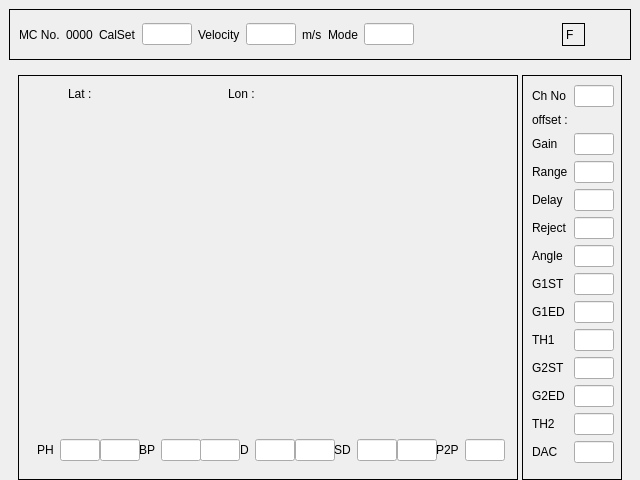
parashyd/WeldTester, file testscreen.ui: the form before one commit.
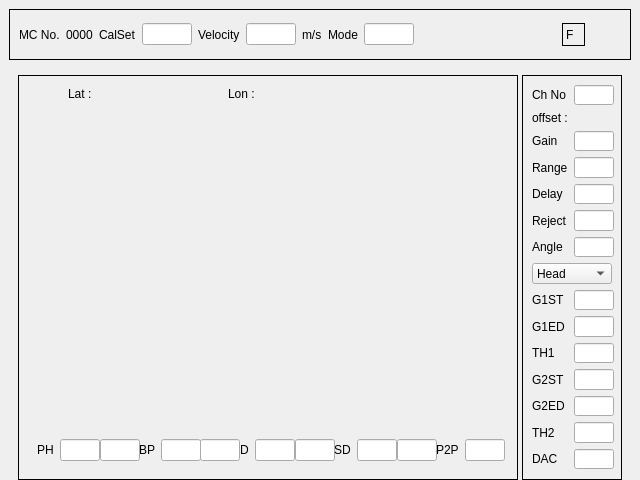
The form after the commit. Icons and pictures are not drawn. Custom widgets are drawn as their Qt base class.

Commit message: Added Rail part ui in testscreen

What changed in the file:
```diff
--- a/testscreen.ui
+++ b/testscreen.ui
@@ -806,14 +806,14 @@
             </property>
            </widget>
           </item>
-          <item row="7" column="0">
+          <item row="8" column="0">
            <widget class="QLabel" name="label_G1ST">
             <property name="text">
              <string>G1ST</string>
             </property>
            </widget>
           </item>
-          <item row="7" column="1">
+          <item row="8" column="1">
            <widget class="QLineEdit" name="lineEdit_G1ST">
             <property name="sizePolicy">
              <sizepolicy hsizetype="Minimum" vsizetype="Fixed">
@@ -829,14 +829,14 @@
             </property>
            </widget>
           </item>
-          <item row="8" column="0">
+          <item row="9" column="0">
            <widget class="QLabel" name="label_G1ED">
             <property name="text">
              <string>G1ED</string>
             </property>
            </widget>
           </item>
-          <item row="8" column="1">
+          <item row="9" column="1">
            <widget class="QLineEdit" name="lineEdit_G1ED">
             <property name="sizePolicy">
              <sizepolicy hsizetype="Minimum" vsizetype="Fixed">
@@ -852,14 +852,14 @@
             </property>
            </widget>
           </item>
-          <item row="9" column="0">
+          <item row="10" column="0">
            <widget class="QLabel" name="label_TH1">
             <property name="text">
              <string>TH1</string>
             </property>
            </widget>
           </item>
-          <item row="9" column="1">
+          <item row="10" column="1">
            <widget class="QLineEdit" name="lineEdit_TH1">
             <property name="sizePolicy">
              <sizepolicy hsizetype="Minimum" vsizetype="Fixed">
@@ -875,14 +875,14 @@
             </property>
            </widget>
           </item>
-          <item row="10" column="0">
+          <item row="11" column="0">
            <widget class="QLabel" name="label_G2ST">
             <property name="text">
              <string>G2ST</string>
             </property>
            </widget>
           </item>
-          <item row="10" column="1">
+          <item row="11" column="1">
            <widget class="QLineEdit" name="lineEdit_G2ST">
             <property name="sizePolicy">
              <sizepolicy hsizetype="Expanding" vsizetype="Minimum">
@@ -898,14 +898,14 @@
             </property>
            </widget>
           </item>
-          <item row="11" column="0">
+          <item row="12" column="0">
            <widget class="QLabel" name="label_G2ED">
             <property name="text">
              <string>G2ED</string>
             </property>
            </widget>
           </item>
-          <item row="11" column="1">
+          <item row="12" column="1">
            <widget class="QLineEdit" name="lineEdit_G2ED">
             <property name="sizePolicy">
              <sizepolicy hsizetype="Minimum" vsizetype="Fixed">
@@ -921,14 +921,14 @@
             </property>
            </widget>
           </item>
-          <item row="12" column="0">
+          <item row="13" column="0">
            <widget class="QLabel" name="label_TH2">
             <property name="text">
              <string>TH2</string>
             </property>
            </widget>
           </item>
-          <item row="12" column="1">
+          <item row="13" column="1">
            <widget class="QLineEdit" name="lineEdit_TH2">
             <property name="sizePolicy">
              <sizepolicy hsizetype="Minimum" vsizetype="Fixed">
@@ -944,14 +944,14 @@
             </property>
            </widget>
           </item>
-          <item row="14" column="0">
+          <item row="15" column="0">
            <widget class="QLabel" name="label_DAC">
             <property name="text">
              <string>DAC</string>
             </property>
            </widget>
           </item>
-          <item row="14" column="1">
+          <item row="15" column="1">
            <widget class="QLineEdit" name="lineEdit_CP">
             <property name="sizePolicy">
              <sizepolicy hsizetype="Minimum" vsizetype="Fixed">
@@ -967,6 +967,25 @@
             </property>
            </widget>
           </item>
+          <item row="7" column="0" colspan="2">
+           <widget class="QComboBox" name="comboBox_pos">
+            <item>
+             <property name="text">
+              <string>Head</string>
+             </property>
+            </item>
+            <item>
+             <property name="text">
+              <string>Web</string>
+             </property>
+            </item>
+            <item>
+             <property name="text">
+              <string>Flange</string>
+             </property>
+            </item>
+           </widget>
+          </item>
          </layout>
         </widget>
        </item>
```
The commit also changes 2 other files.
